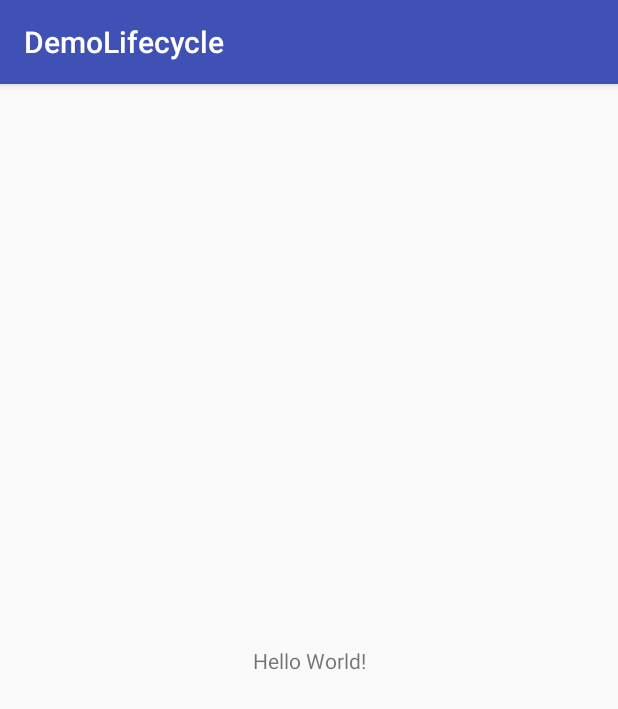
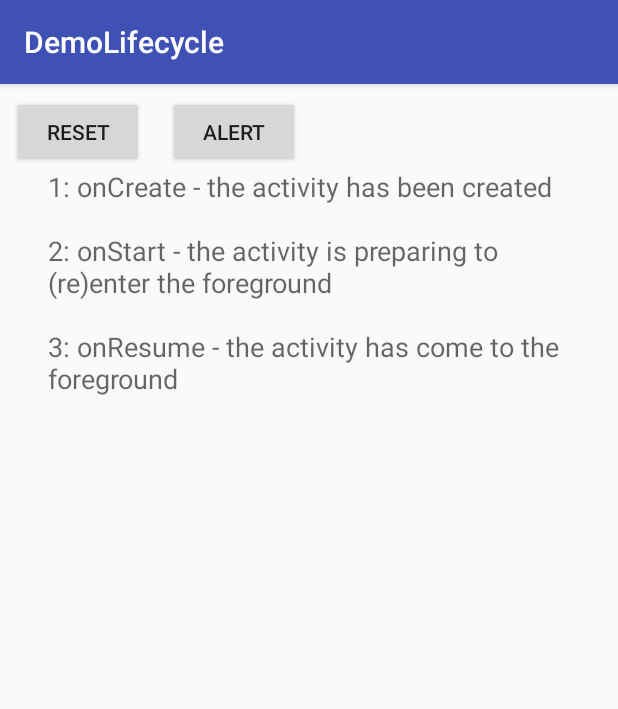
Before and after one commit to aaroncrutchfield/DemoLifecycle, an Android app: the screen it shows after launch (MainActivity), on a phone screen of 412 x 824 dp. Shown: the top 709 px of the screen. Run offline under Robolectric (Android 15) with nearby library versions, the phone set to English and light mode, and no system bars.

Commit message:
feat - show log text for each lifecycle event that occurs

```diff
--- a/app/src/main/java/com/demo/tutorial/demolifecycle/MainActivity.java
+++ b/app/src/main/java/com/demo/tutorial/demolifecycle/MainActivity.java
@@ -2,12 +2,141 @@ package com.demo.tutorial.demolifecycle;
 
 import android.support.v7.app.AppCompatActivity;
 import android.os.Bundle;
+import android.util.Log;
+import android.view.View;
+import android.widget.Button;
+import android.widget.TextView;
 
 public class MainActivity extends AppCompatActivity {
+
+    public static final String ON_CREATE_MESSAGE = ": onCreate - the activity has been created\n\n";
+    public static final String ON_SAVED_MESSAGE = ": onSavedInstanceState - data was saved to the Bundle\n\n";
+    public static final String ON_START_MESSAGE = ": onStart - the activity is preparing to (re)enter the foreground\n\n";
+    public static final String ON_RESUME_MESSAGE = ": onResume - the activity has come to the foreground\n\n";
+    public static final String ON_PAUSED_MESSAGE = ": onPaused - the user is leaving the current activity, but the activity is still visible\n\n";
+    public static final String ON_STOP_MESSAGE = ": onStop - the activity is no longer visible\n\n";
+    public static final String ON_DESTROY_MESSAGE = ": onDestroy - this is the final call; the activity is being destroyed\n\n";
+
+    private TextView tvLog;
+
+    private int counter = 0;
 
     @Override
     protected void onCreate(Bundle savedInstanceState) {
         super.onCreate(savedInstanceState);
+
+        // Set the layout for the activity as activity_main.xml
         setContentView(R.layout.activity_main);
+
+        // Initialize views
+        tvLog = findViewById(R.id.tv_log);
+        Button btnReset = findViewById(R.id.btn_reset);
+        Button btnAlert = findViewById(R.id.btn_alert);
+
+        btnReset.setOnClickListener(new View.OnClickListener() {
+            @Override
+            public void onClick(View view) {
+                reset();
+            }
+        });
+
+        btnAlert.setOnClickListener(new View.OnClickListener() {
+            @Override
+            public void onClick(View view) {
+                alertPrompt();
+            }
+        });
+
+        counter++;
+
+        // We get a warning if we concatenate text within the setText method
+        // TODO: 3/18/2018 onCreate() - find out why an error is generated when text is concatenated inside View.setText
+        String message = counter + ON_CREATE_MESSAGE;
+        tvLog.append(message);
+    }
+
+    // TODO: 3/18/2018 alertPrompt() - Create and show a dialog
+    private void alertPrompt() {
+
+    }
+
+    private void reset() {
+        tvLog.setText("");
+        counter = 0;
+    }
+
+    @Override
+    protected void onRestoreInstanceState(Bundle savedInstanceState) {
+        super.onRestoreInstanceState(savedInstanceState);
+
+        int savedCounter = savedInstanceState.getInt("counter");
+        counter = savedCounter;
+        counter++;
+
+        String message = counter + ": onRestoredInstanceState - data has been restored\n\n";
+        String savedLog = savedInstanceState.getString("logText");
+        tvLog.setText(savedLog);
+        tvLog.append(message);
+
+    }
+
+    // Be sure to override onSavedInstanceState method that only has the Bundle outState parameter
+    @Override
+    public void onSaveInstanceState(Bundle outState) {
+        super.onSaveInstanceState(outState);
+
+        counter++;
+        String message = counter + ON_SAVED_MESSAGE;
+        tvLog.append(message);
+
+        String logText = tvLog.getText().toString();
+        Log.d("MainActivity", "onSaveInstanceState: " + logText);
+        outState.putString("logText", logText);
+        outState.putInt("counter", counter);
+    }
+
+    @Override
+    protected void onStart() {
+        super.onStart();
+
+        counter++;
+        String message = counter + ON_START_MESSAGE;
+        tvLog.append(message);
+    }
+
+    @Override
+    protected void onResume() {
+        super.onResume();
+
+        counter++;
+        String message = counter + ON_RESUME_MESSAGE;
+        tvLog.append(message);
+    }
+
+    @Override
+    protected void onPause() {
+        super.onPause();
+
+        counter++;
+        String message = counter + ON_PAUSED_MESSAGE;
+        tvLog.append(message);
+    }
+
+    @Override
+    protected void onStop() {
+        super.onStop();
+
+        counter++;
+        String message = counter + ON_STOP_MESSAGE;
+        tvLog.append(message);
+    }
+
+    @Override
+    protected void onDestroy() {
+        super.onDestroy();
+
+        counter++;
+        String message = counter + ON_DESTROY_MESSAGE;
+        tvLog.append(message);
     }
 }
--- a/app/src/main/res/layout/activity_main.xml
+++ b/app/src/main/res/layout/activity_main.xml
@@ -6,13 +6,49 @@
     android:layout_height="match_parent"
     tools:context="com.demo.tutorial.demolifecycle.MainActivity">
 
-    <TextView
+    <!--you can copy the code for views if you don't want to focus here-->
+    <ScrollView
+        android:layout_width="0dp"
+        android:layout_height="0dp"
+        android:layout_marginBottom="8dp"
+        android:layout_marginTop="56dp"
+        app:layout_constraintBottom_toBottomOf="parent"
+        app:layout_constraintEnd_toEndOf="parent"
+        app:layout_constraintStart_toStartOf="parent"
+        app:layout_constraintTop_toTopOf="parent">
+
+        <LinearLayout
+            android:layout_width="match_parent"
+            android:layout_height="wrap_content"
+            android:orientation="vertical">
+
+            <TextView
+                android:id="@+id/tv_log"
+                android:layout_width="match_parent"
+                android:layout_height="wrap_content"
+                android:paddingLeft="32dp"
+                android:paddingRight="32dp"
+                android:textAppearance="@style/TextAppearance.AppCompat.Medium" />
+        </LinearLayout>
+    </ScrollView>
+
+    <Button
+        android:id="@+id/btn_reset"
         android:layout_width="wrap_content"
         android:layout_height="wrap_content"
-        android:text="Hello World!"
-        app:layout_constraintBottom_toBottomOf="parent"
-        app:layout_constraintLeft_toLeftOf="parent"
-        app:layout_constraintRight_toRightOf="parent"
+        android:layout_marginStart="8dp"
+        android:layout_marginTop="8dp"
+        android:text="@string/reset"
+        app:layout_constraintStart_toStartOf="parent"
         app:layout_constraintTop_toTopOf="parent" />
 
+    <Button
+        android:id="@+id/btn_alert"
+        android:layout_width="wrap_content"
+        android:layout_height="wrap_content"
+        android:layout_marginStart="16dp"
+        android:text="@string/alert"
+        app:layout_constraintStart_toEndOf="@+id/btn_reset"
+        app:layout_constraintTop_toTopOf="@+id/btn_reset" />
+
 </android.support.constraint.ConstraintLayout>
--- a/app/src/main/res/values/strings.xml
+++ b/app/src/main/res/values/strings.xml
@@ -1,3 +1,5 @@
 <resources>
     <string name="app_name">DemoLifecycle</string>
+    <string name="reset">Reset</string>
+    <string name="alert">Alert</string>
 </resources>
```
